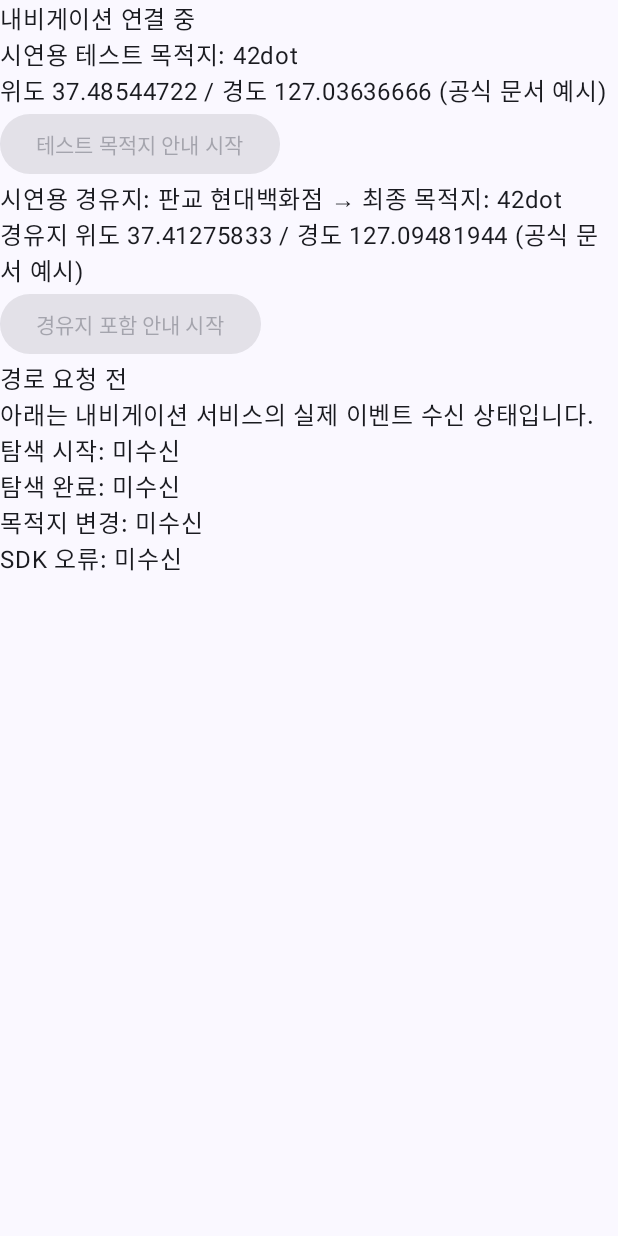
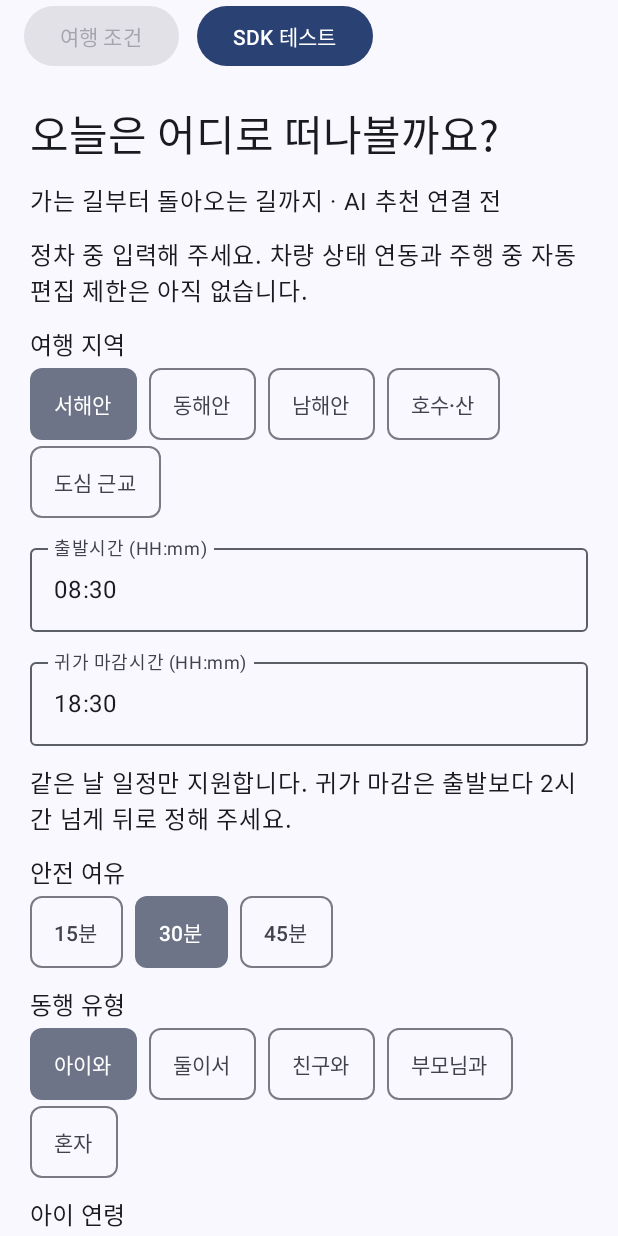
Before and after one commit to jaeha0627/TRIPBACK, an Android app built with Jetpack Compose: the screen it shows after launch (MainActivity), on a phone screen of 412 x 824 dp. Run offline under Robolectric (Android 15) with nearby library versions, the phone set to English and light mode, and no system bars; libraries missing offline, so code that uses them is left out: ai.pleos.playground; 2 statements that could not run were skipped.

Commit message:
feat(android): add Tripback trip input screen

```diff
--- a/android/TripbackApp/app/src/main/java/com/tripback/app/MainActivity.kt
+++ b/android/TripbackApp/app/src/main/java/com/tripback/app/MainActivity.kt
@@ -11,11 +11,16 @@ import ai.pleos.playground.navi.data.RouteStartInfo
 import ai.pleos.playground.navi.data.RouteWithWaypointsRequest
 import ai.pleos.playground.navi.helper.listener.NaviHelperEventListener
 import androidx.activity.ComponentActivity
+import androidx.activity.compose.BackHandler
 import androidx.activity.compose.setContent
 import androidx.activity.enableEdgeToEdge
 import androidx.compose.foundation.layout.fillMaxSize
 import androidx.compose.foundation.layout.Column
+import androidx.compose.foundation.layout.Row
+import androidx.compose.foundation.layout.Arrangement
 import androidx.compose.foundation.layout.padding
+import androidx.compose.foundation.rememberScrollState
+import androidx.compose.foundation.verticalScroll
 import androidx.compose.material3.Scaffold
 import androidx.compose.material3.Text
 import androidx.compose.material3.Button
@@ -23,9 +28,13 @@ import androidx.compose.runtime.Composable
 import androidx.compose.runtime.getValue
 import androidx.compose.runtime.mutableStateOf
 import androidx.compose.runtime.setValue
+import androidx.compose.runtime.saveable.rememberSaveable
 import androidx.compose.ui.Modifier
 import androidx.compose.ui.tooling.preview.Preview
+import androidx.compose.ui.unit.dp
 import com.tripback.app.ui.theme.TripbackAppTheme
+import com.tripback.app.trip.TripInput
+import com.tripback.app.trip.TripInputScreen
 
 class MainActivity : ComponentActivity() {
     private var naviHelper: NaviHelper? = null
@@ -65,8 +74,22 @@ class MainActivity : ComponentActivity() {
         enableEdgeToEdge()
         setContent {
             TripbackAppTheme {
+                var showSdkTests by rememberSaveable { mutableStateOf(false) }
+                var tripInput by rememberSaveable { mutableStateOf(TripInput()) }
+                BackHandler(enabled = showSdkTests) { showSdkTests = false }
                 Scaffold(modifier = Modifier.fillMaxSize()) { innerPadding ->
                     Column(modifier = Modifier.padding(innerPadding)) {
+                        Row(horizontalArrangement = Arrangement.spacedBy(12.dp), modifier = Modifier.padding(horizontal = 16.dp)) {
+                            Button(onClick = { showSdkTests = false }, enabled = showSdkTests) { Text("여행 조건") }
+                            Button(onClick = { showSdkTests = true }, enabled = !showSdkTests) { Text("SDK 테스트") }
+                        }
+                        if (!showSdkTests) {
+                            TripInputScreen(input = tripInput, onChange = { tripInput = it }, modifier = Modifier.weight(1f))
+                        } else {
+                            Column(
+                                modifier = Modifier.weight(1f).verticalScroll(rememberScrollState()).padding(16.dp),
+                                verticalArrangement = Arrangement.spacedBy(8.dp)
+                            ) {
                                 ConnectionStatus(status = connectionStatus)
                                 Text("시연용 테스트 목적지: 42dot")
                                 Text("위도 37.48544722 / 경도 127.03636666 (공식 문서 예시)")
@@ -84,6 +107,8 @@ class MainActivity : ComponentActivity() {
                                 Text(routingCompletedStatus)
                                 Text(destinationChangedStatus)
                                 Text(routeErrorStatus)
+                            }
+                        }
                     }
                 }
             }
--- /dev/null
+++ b/android/TripbackApp/app/src/main/java/com/tripback/app/trip/TripInput.kt
@@ -0,0 +1,70 @@
+package com.tripback.app.trip
+
+import java.io.Serializable
+
+// Local form state, not an API DTO. Dates, timezone and verified origin are still required.
+data class TripInput(
+    val region: String = "서해안",
+    val departTime: String = "08:30",
+    val returnDeadline: String = "18:30",
+    val safetyBufferMin: Int = 30,
+    val companionType: String = "FAMILY",
+    val childAgeGroup: String? = "ELEMENTARY",
+    val interests: Set<String> = setOf("EXPERIENCE", "FOOD", "NATURE", "CAFE"),
+    val vehicleType: String = "EV",
+    val maximumOneWayMinutes: Int = 120,
+    val budgetPerPersonKrw: Int? = null,
+    val mealPreferences: Set<String> = emptySet(),
+    val walkingPreference: String = "NORMAL",
+    val parkingPreferences: Set<String> = emptySet(),
+    val amenities: Set<String> = emptySet(),
+    val preferIndoorWhenRaining: Boolean = false
+) : Serializable
+
+object TripChoices {
+    val regions = listOf("서해안", "동해안", "남해안", "호수·산", "도심 근교")
+    val companions = linkedMapOf("FAMILY" to "아이와", "COUPLE" to "둘이서", "FRIENDS" to "친구와", "PARENTS" to "부모님과", "SOLO" to "혼자")
+    val childAges = linkedMapOf("INFANT" to "영유아", "ELEMENTARY" to "초등학생", "TEEN" to "청소년")
+    val interests = linkedMapOf("EXPERIENCE" to "체험", "FOOD" to "맛집", "NATURE" to "산책·자연", "CAFE" to "카페", "CULTURE" to "전시·문화", "SHOPPING" to "시장·쇼핑", "SPA" to "온천·휴식", "PHOTO" to "사진 명소")
+    val vehicles = linkedMapOf("EV" to "전기차", "ICE" to "휘발유·경유", "HEV" to "하이브리드", "LPG" to "LPG", "FCEV" to "수소차")
+    val meals = linkedMapOf("KOREAN" to "한식", "SEAFOOD" to "해산물", "WESTERN" to "양식", "VEGETARIAN" to "채식", "KIDS" to "아이 메뉴")
+    val walking = linkedMapOf("LOW" to "적게", "NORMAL" to "보통", "HIGH" to "많이")
+    val parking = linkedMapOf("FREE" to "무료 주차", "WIDE" to "넓은 주차장", "NEAR" to "입구에서 가까운 곳")
+    val amenities = linkedMapOf("ACCESSIBLE" to "유모차·휠체어", "NURSING_PLAYROOM" to "수유실·놀이방", "PET" to "반려견 동반 가능")
+}
+
+fun TripInput.validationErrors(): List<String> = buildList {
+    fun minutes(value: String): Int? {
+        if (!Regex("(?:[01][0-9]|2[0-3]):[0-5][0-9]").matches(value)) return null
+        return value.take(2).toInt() * 60 + value.takeLast(2).toInt()
+    }
+    val depart = minutes(departTime)
+    val deadline = minutes(returnDeadline)
+    if (depart == null) add("출발시간을 HH:mm 형식(00:00~23:59)으로 입력해 주세요.")
+    if (deadline == null) add("귀가 마감시간을 HH:mm 형식(00:00~23:59)으로 입력해 주세요.")
+    if (depart != null && deadline != null) {
+        if (deadline <= depart) add("같은 날 귀가하는 일정만 지원합니다. 자정을 넘기는 일정은 입력할 수 없습니다.")
+        else if (deadline - depart <= 120) add("귀가 마감은 출발보다 2시간 넘게 뒤여야 합니다.")
+    }
+}
+
+fun TripInput.summary(): String {
+    fun labels(values: Set<String>, choices: Map<String, String>) =
+        values.joinToString(" · ") { choices[it] ?: it }.ifEmpty { "선택 없음" }
+    return listOf(
+        "지역: $region",
+        "시간: $departTime 출발 → $returnDeadline 귀가 마감 (같은 날)",
+        "안전 여유: ${safetyBufferMin}분",
+        "동행: ${TripChoices.companions[companionType]}" +
+            if (companionType == "FAMILY") " / ${TripChoices.childAges[childAgeGroup]}" else "",
+        "관심 활동: ${labels(interests, TripChoices.interests)}",
+        "차량: ${TripChoices.vehicles[vehicleType]} (사용자 선택)",
+        "편도 최대 이동: ${maximumOneWayMinutes}분",
+        "1인 예산(식비·체험비): ${budgetPerPersonKrw?.let { "${it}원 이하" } ?: "상관없음"}",
+        "식사: ${labels(mealPreferences, TripChoices.meals)}",
+        "걷기: ${TripChoices.walking[walkingPreference]}",
+        "주차: ${labels(parkingPreferences, TripChoices.parking)}",
+        "편의시설: ${labels(amenities, TripChoices.amenities)}",
+        "우천 시 실내 선호: ${if (preferIndoorWhenRaining) "예" else "아니요"}"
+    ).joinToString("\n")
+}
--- /dev/null
+++ b/android/TripbackApp/app/src/main/java/com/tripback/app/trip/TripInputScreen.kt
@@ -0,0 +1,108 @@
+package com.tripback.app.trip
+
+import androidx.compose.foundation.layout.Arrangement
+import androidx.compose.foundation.layout.Column
+import androidx.compose.foundation.layout.ExperimentalLayoutApi
+import androidx.compose.foundation.layout.FlowRow
+import androidx.compose.foundation.layout.fillMaxWidth
+import androidx.compose.foundation.layout.heightIn
+import androidx.compose.foundation.layout.padding
+import androidx.compose.foundation.rememberScrollState
+import androidx.compose.foundation.verticalScroll
+import androidx.compose.material3.Button
+import androidx.compose.material3.Card
+import androidx.compose.material3.FilterChip
+import androidx.compose.material3.MaterialTheme
+import androidx.compose.material3.OutlinedTextField
+import androidx.compose.material3.Text
+import androidx.compose.material3.TextButton
+import androidx.compose.runtime.Composable
+import androidx.compose.runtime.getValue
+import androidx.compose.runtime.mutableStateOf
+import androidx.compose.runtime.saveable.rememberSaveable
+import androidx.compose.runtime.setValue
+import androidx.compose.ui.Modifier
+import androidx.compose.ui.unit.dp
+
+@Composable
+fun TripInputScreen(input: TripInput, onChange: (TripInput) -> Unit, modifier: Modifier = Modifier) {
+    var expanded by rememberSaveable { mutableStateOf(false) }
+    var submitted by rememberSaveable { mutableStateOf(false) }
+    var showErrors by rememberSaveable { mutableStateOf(false) }
+    val errors = input.validationErrors()
+    val change: (TripInput) -> Unit = { submitted = false; onChange(it) }
+    Column(
+        modifier.verticalScroll(rememberScrollState()).padding(20.dp),
+        verticalArrangement = Arrangement.spacedBy(12.dp)
+    ) {
+        Text("오늘은 어디로 떠나볼까요?", style = MaterialTheme.typography.headlineMedium)
+        Text("가는 길부터 돌아오는 길까지 · AI 추천 연결 전")
+        Text("정차 중 입력해 주세요. 차량 상태 연동과 주행 중 자동 편집 제한은 아직 없습니다.")
+        ChoiceGroup("여행 지역", TripChoices.regions.associateWith { it }, setOf(input.region)) { change(input.copy(region = it)) }
+        OutlinedTextField(input.departTime, { change(input.copy(departTime = it)) },
+            label = { Text("출발시간 (HH:mm)") }, singleLine = true,
+            isError = showErrors && errors.isNotEmpty(), modifier = Modifier.fillMaxWidth())
+        OutlinedTextField(input.returnDeadline, { change(input.copy(returnDeadline = it)) },
+            label = { Text("귀가 마감시간 (HH:mm)") }, singleLine = true,
+            isError = showErrors && errors.isNotEmpty(), modifier = Modifier.fillMaxWidth())
+        Text("같은 날 일정만 지원합니다. 귀가 마감은 출발보다 2시간 넘게 뒤로 정해 주세요.")
+        ChoiceGroup("안전 여유", listOf(15, 30, 45).associate { it.toString() to "${it}분" }, setOf(input.safetyBufferMin.toString())) {
+            change(input.copy(safetyBufferMin = it.toInt()))
+        }
+        ChoiceGroup("동행 유형", TripChoices.companions, setOf(input.companionType)) {
+            change(input.copy(companionType = it, childAgeGroup = if (it == "FAMILY") input.childAgeGroup ?: "ELEMENTARY" else null))
+        }
+        if (input.companionType == "FAMILY") {
+            ChoiceGroup("아이 연령", TripChoices.childAges, setOfNotNull(input.childAgeGroup)) { change(input.copy(childAgeGroup = it)) }
+        }
+        ChoiceGroup("관심 활동 · 복수 선택", TripChoices.interests, input.interests) {
+            change(input.copy(interests = input.interests.toggle(it)))
+        }
+        ChoiceGroup("차량 종류 · 직접 선택", TripChoices.vehicles, setOf(input.vehicleType)) { change(input.copy(vehicleType = it)) }
+        Text("출발지 검색·꼭 가고 싶은 곳 검색: 후속 기능입니다. 실제 위치·POI·좌표를 조회하지 않습니다.")
+        TextButton(onClick = { expanded = !expanded }, modifier = Modifier.heightIn(min = 48.dp)) {
+            Text(if (expanded) "선택 조건 접기 −" else "선택 조건 펼치기 +")
+        }
+        if (expanded) {
+            ChoiceGroup("편도 최대 이동시간", listOf(60, 120, 180).associate { it.toString() to "${it / 60}시간 이내" }, setOf(input.maximumOneWayMinutes.toString())) {
+                change(input.copy(maximumOneWayMinutes = it.toInt()))
+            }
+            ChoiceGroup("1인 예산 · 식비·체험비 기준", linkedMapOf("ANY" to "상관없음", "30000" to "3만 원 이하", "50000" to "5만 원 이하", "100000" to "10만 원 이하"), setOf(input.budgetPerPersonKrw?.toString() ?: "ANY")) {
+                change(input.copy(budgetPerPersonKrw = it.toIntOrNull()))
+            }
+            ChoiceGroup("식사 취향 · 복수 선택", TripChoices.meals, input.mealPreferences) { change(input.copy(mealPreferences = input.mealPreferences.toggle(it))) }
+            ChoiceGroup("걷는 정도", TripChoices.walking, setOf(input.walkingPreference)) { change(input.copy(walkingPreference = it)) }
+            ChoiceGroup("주차 조건 · 복수 선택", TripChoices.parking, input.parkingPreferences) { change(input.copy(parkingPreferences = input.parkingPreferences.toggle(it))) }
+            ChoiceGroup("편의시설·동반 · 복수 선택", TripChoices.amenities, input.amenities) { change(input.copy(amenities = input.amenities.toggle(it))) }
+            ChoiceGroup("날씨 대응", mapOf("INDOOR" to "비 오면 실내 위주로"), if (input.preferIndoorWhenRaining) setOf("INDOOR") else emptySet()) {
+                change(input.copy(preferIndoorWhenRaining = !input.preferIndoorWhenRaining))
+            }
+        }
+        if (showErrors) errors.forEach { Text(it, color = MaterialTheme.colorScheme.error) }
+        Button(onClick = { showErrors = true; submitted = errors.isEmpty() }, modifier = Modifier.heightIn(min = 48.dp)) { Text("입력 확인") }
+        if (submitted) {
+            Card(Modifier.fillMaxWidth()) {
+                Column(Modifier.padding(16.dp), verticalArrangement = Arrangement.spacedBy(8.dp)) {
+                    Text("선택한 조건 · AI 추천 연결 전", style = MaterialTheme.typography.titleLarge)
+                    Text(input.summary())
+                    Text("입력 조건만 확인했습니다. 일정 추천·귀가 가능성 검증·서버 요청은 수행하지 않았습니다.")
+                }
+            }
+        }
+    }
+}
+
+private fun Set<String>.toggle(value: String) = if (value in this) this - value else this + value
+
+@OptIn(ExperimentalLayoutApi::class)
+@Composable
+private fun ChoiceGroup(title: String, options: Map<String, String>, selected: Set<String>, onSelect: (String) -> Unit) {
+    Column(verticalArrangement = Arrangement.spacedBy(4.dp)) {
+        Text(title, style = MaterialTheme.typography.titleMedium)
+        FlowRow(horizontalArrangement = Arrangement.spacedBy(8.dp), verticalArrangement = Arrangement.spacedBy(4.dp)) {
+            options.forEach { (key, label) ->
+                FilterChip(selected = key in selected, onClick = { onSelect(key) }, label = { Text(label) }, modifier = Modifier.heightIn(min = 48.dp))
+            }
+        }
+    }
+}
```
Also changed, not shown: 1 other file. Lines whose indentation alone changed are shown as unchanged.
